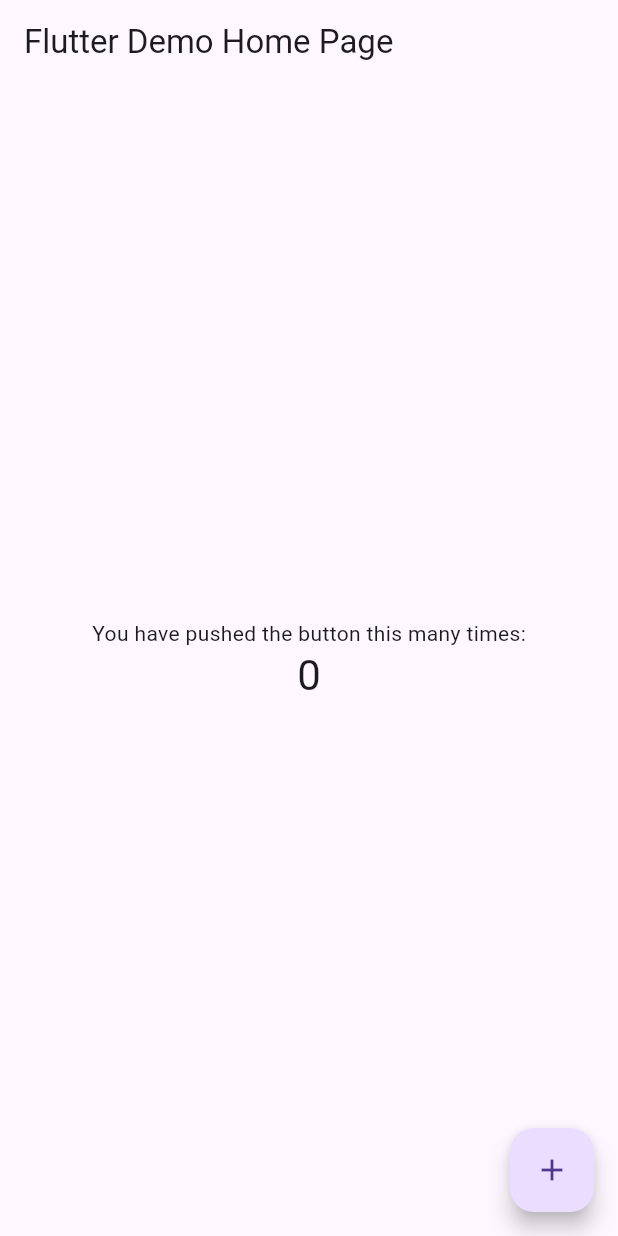
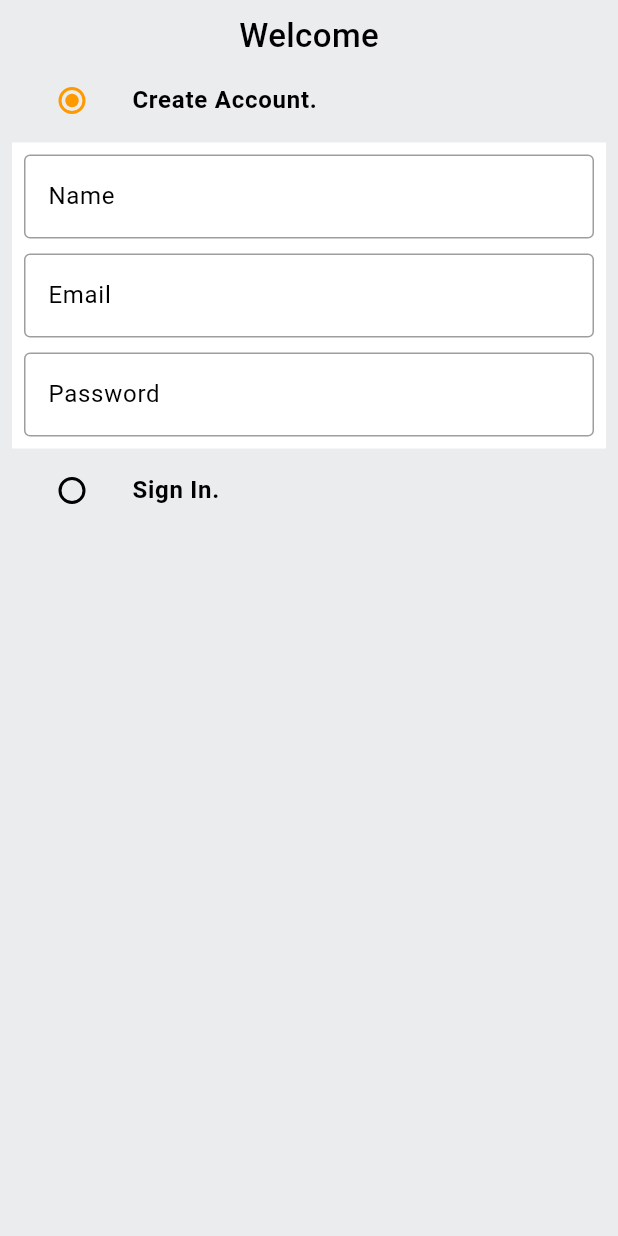
Before and after one commit to Karim-Adnan/amazon_clone, a Flutter app: the screen it shows after launch, on a phone screen of 412 x 824 dp. Run offline on Flutter 3.47's test engine with Material 3 defaults, Android fonts, the phone set to English and light mode, and no system bars.

Commit message:
auth screen - wip

```diff
--- /dev/null
+++ b/lib/common/widgets/custom_textfield.dart
@@ -0,0 +1,31 @@
+import 'package:flutter/material.dart';
+
+class CustomTextField extends StatelessWidget {
+  final TextEditingController controller;
+  final String hintText;
+
+  const CustomTextField({
+    super.key,
+    required this.controller,
+    required this.hintText,
+  });
+
+  @override
+  Widget build(BuildContext context) {
+    return TextFormField(
+      controller: controller,
+      decoration: InputDecoration(
+        border: const OutlineInputBorder(
+          borderSide: BorderSide(color: Colors.black38),
+        ),
+        enabledBorder: const OutlineInputBorder(
+          borderSide: BorderSide(color: Colors.black38),
+        ),
+        hintText: hintText,
+      ),
+      validator: (val) {
+        return;
+      },
+    );
+  }
+}
--- /dev/null
+++ b/lib/features/auth/screens/auth_screen,.dart
@@ -0,0 +1,123 @@
+import 'package:amazon_clone/common/widgets/custom_textfield.dart';
+import 'package:amazon_clone/global_variables.dart';
+import 'package:flutter/material.dart';
+
+class AuthScreen extends StatefulWidget {
+  static const String routeName = "/auth_screen";
+  const AuthScreen({Key? key}) : super(key: key);
+
+  @override
+  State<AuthScreen> createState() => _AuthScreenState();
+}
+
+class _AuthScreenState extends State<AuthScreen> {
+  AuthType _auth = AuthType.signup;
+
+  final _signUpFormKey = GlobalKey<FormState>();
+  final _signInFormKey = GlobalKey<FormState>();
+
+  final TextEditingController _nameController = TextEditingController();
+  final TextEditingController _passwordController = TextEditingController();
+  final TextEditingController _emailController = TextEditingController();
+
+  @override
+  Widget build(BuildContext context) {
+    return Scaffold(
+      body: SafeArea(
+        child: Padding(
+          padding: const EdgeInsets.all(8.0),
+          child: Column(
+            children: [
+              const Text(
+                "Welcome",
+                style: TextStyle(
+                  fontSize: 22,
+                  fontWeight: FontWeight.w500,
+                ),
+              ),
+              ListTile(
+                title: const Text(
+                  "Create Account.",
+                  style: TextStyle(
+                    fontWeight: FontWeight.bold,
+                  ),
+                ),
+                leading: Radio(
+                  value: AuthType.signup,
+                  groupValue: _auth,
+                  onChanged: (AuthType? type) {
+                    setState(() {
+                      _auth = type!;
+                    });
+                  },
+                  activeColor: GlobalVariables.secondaryColor,
+                ),
+              ),
+              if (_auth == AuthType.signup)
+                Container(
+                  padding:const EdgeInsets.all(8.0),
+                  color: GlobalVariables.backgroundColor,
+                  child: Form(
+                    key: _signUpFormKey,
+                    child: Column(
+                      children: [
+                        CustomTextField(
+                          controller: _nameController,
+                          hintText: "Name",
+                        ),
+                        const SizedBox(height: 10),
+                        CustomTextField(
+                          controller: _emailController,
+                          hintText: "Email",
+                        ),
+                        const SizedBox(height: 10),
+                        CustomTextField(
+                          controller: _passwordController,
+                          hintText: "Password",
+                        ),
+                      ],
+                    ),
+                  ),
+                ),
+              ListTile(
+                title: const Text(
+                  "Sign In.",
+                  style: TextStyle(
+                    fontWeight: FontWeight.bold,
+                  ),
+                ),
+                leading: Radio(
+                  value: AuthType.signin,
+                  groupValue: _auth,
+                  onChanged: (AuthType? type) {
+                    setState(() {
+                      _auth = type!;
+                    });
+                  },
+                  activeColor: GlobalVariables.secondaryColor,
+                ),
+              ),
+              if (_auth == AuthType.signin)
+                Form(
+                  key: _signInFormKey,
+                  child: Column(
+                    children: [
+                      CustomTextField(
+                        controller: _emailController,
+                        hintText: "Email",
+                      ),
+                      const SizedBox(height: 10),
+                      CustomTextField(
+                        controller: _passwordController,
+                        hintText: "Password",
+                      ),
+                    ],
+                  ),
+                ),
+            ],
+          ),
+        ),
+      ),
+    );
+  }
+}
--- /dev/null
+++ b/lib/global_variables.dart
@@ -0,0 +1,57 @@
+import 'package:flutter/material.dart';
+
+String uri = 'http://<yourip>:3000';
+
+class GlobalVariables {
+  // COLORS
+  static const appBarGradient = LinearGradient(
+    colors: [
+      Color.fromARGB(255, 29, 201, 192),
+      Color.fromARGB(255, 125, 221, 216),
+    ],
+    stops: [0.5, 1.0],
+  );
+
+  static const secondaryColor = Color.fromRGBO(255, 153, 0, 1);
+  static const backgroundColor = Colors.white;
+  static const Color greyBackgroundColor = Color(0xffebecee);
+  static var selectedNavBarColor = Colors.cyan[800]!;
+  static const unselectedNavBarColor = Colors.black87;
+
+  // STATIC IMAGES
+  static const List<String> carouselImages = [
+    'https://images-eu.ssl-images-amazon.com/images/G/31/img21/Wireless/WLA/TS/D37847648_Accessories_savingdays_Jan22_Cat_PC_1500.jpg',
+    'https://images-eu.ssl-images-amazon.com/images/G/31/img2021/Vday/bwl/English.jpg',
+    'https://images-eu.ssl-images-amazon.com/images/G/31/img22/Wireless/AdvantagePrime/BAU/14thJan/D37196025_IN_WL_AdvantageJustforPrime_Jan_Mob_ingress-banner_1242x450.jpg',
+    'https://images-na.ssl-images-amazon.com/images/G/31/Symbol/2020/00NEW/1242_450Banners/PL31_copy._CB432483346_.jpg',
+    'https://images-na.ssl-images-amazon.com/images/G/31/img21/shoes/September/SSW/pc-header._CB641971330_.jpg',
+  ];
+
+  static const List<Map<String, String>> categoryImages = [
+    {
+      'title': 'Mobiles',
+      'image': 'assets/images/mobiles.jpeg',
+    },
+    {
+      'title': 'Essentials',
+      'image': 'assets/images/essentials.jpeg',
+    },
+    {
+      'title': 'Appliances',
+      'image': 'assets/images/appliances.jpeg',
+    },
+    {
+      'title': 'Books',
+      'image': 'assets/images/books.jpeg',
+    },
+    {
+      'title': 'Fashion',
+      'image': 'assets/images/fashion.jpeg',
+    },
+  ];
+}
+
+enum AuthType {
+  signin,
+  signup,
+}
--- a/lib/main.dart
+++ b/lib/main.dart
@@ -1,3 +1,6 @@
+import 'package:amazon_clone/features/auth/screens/auth_screen,.dart';
+import 'package:amazon_clone/global_variables.dart';
+import 'package:amazon_clone/router.dart';
 import 'package:flutter/material.dart';
 
 void main() {
@@ -7,109 +10,26 @@ void main() {
 class MyApp extends StatelessWidget {
   const MyApp({super.key});
 
-  // This widget is the root of your application.
   @override
   Widget build(BuildContext context) {
     return MaterialApp(
-      title: 'Flutter Demo',
+      debugShowCheckedModeBanner: false,
+      title: 'Amazon Clone',
       theme: ThemeData(
-        // This is the theme of your application.
-        //
-        // Try running your application with "flutter run". You'll see the
-        // application has a blue toolbar. Then, without quitting the app, try
-        // changing the primarySwatch below to Colors.green and then invoke
-        // "hot reload" (press "r" in the console where you ran "flutter run",
-        // or simply save your changes to "hot reload" in a Flutter IDE).
-        // Notice that the counter didn't reset back to zero; the application
-        // is not restarted.
-        primarySwatch: Colors.blue,
+        scaffoldBackgroundColor: GlobalVariables.greyBackgroundColor,
+        colorScheme: const ColorScheme.light(
+          primary: GlobalVariables.secondaryColor,
+        ),
+        useMaterial3: true,
+        appBarTheme: const AppBarTheme(
+          elevation: 0,
+          iconTheme: IconThemeData(
+            color: Colors.black,
+          ),
+        ),
       ),
-      home: const MyHomePage(title: 'Flutter Demo Home Page'),
+      onGenerateRoute: (settings) => generateRoute(settings),
+      home: const AuthScreen(),
     );
   }
 }
-
-class MyHomePage extends StatefulWidget {
-  const MyHomePage({super.key, required this.title});
-
-  // This widget is the home page of your application. It is stateful, meaning
-  // that it has a State object (defined below) that contains fields that affect
-  // how it looks.
-
-  // This class is the configuration for the state. It holds the values (in this
-  // case the title) provided by the parent (in this case the App widget) and
-  // used by the build method of the State. Fields in a Widget subclass are
-  // always marked "final".
-
-  final String title;
-
-  @override
-  State<MyHomePage> createState() => _MyHomePageState();
-}
-
-class _MyHomePageState extends State<MyHomePage> {
-  int _counter = 0;
-
-  void _incrementCounter() {
-    setState(() {
-      // This call to setState tells the Flutter framework that something has
-      // changed in this State, which causes it to rerun the build method below
-      // so that the display can reflect the updated values. If we changed
-      // _counter without calling setState(), then the build method would not be
-      // called again, and so nothing would appear to happen.
-      _counter++;
-    });
-  }
-
-  @override
-  Widget build(BuildContext context) {
-    // This method is rerun every time setState is called, for instance as done
-    // by the _incrementCounter method above.
-    //
-    // The Flutter framework has been optimized to make rerunning build methods
-    // fast, so that you can just rebuild anything that needs updating rather
-    // than having to individually change instances of widgets.
-    return Scaffold(
-      appBar: AppBar(
-        // Here we take the value from the MyHomePage object that was created by
-        // the App.build method, and use it to set our appbar title.
-        title: Text(widget.title),
-      ),
-      body: Center(
-        // Center is a layout widget. It takes a single child and positions it
-        // in the middle of the parent.
-        child: Column(
-          // Column is also a layout widget. It takes a list of children and
-          // arranges them vertically. By default, it sizes itself to fit its
-          // children horizontally, and tries to be as tall as its parent.
-          //
-          // Invoke "debug painting" (press "p" in the console, choose the
-          // "Toggle Debug Paint" action from the Flutter Inspector in Android
-          // Studio, or the "Toggle Debug Paint" command in Visual Studio Code)
-          // to see the wireframe for each widget.
-          //
-          // Column has various properties to control how it sizes itself and
-          // how it positions its children. Here we use mainAxisAlignment to
-          // center the children vertically; the main axis here is the vertical
-          // axis because Columns are vertical (the cross axis would be
-          // horizontal).
-          mainAxisAlignment: MainAxisAlignment.center,
-          children: <Widget>[
-            const Text(
-              'You have pushed the button this many times:',
-            ),
-            Text(
-              '$_counter',
-              style: Theme.of(context).textTheme.headlineMedium,
-            ),
-          ],
-        ),
-      ),
-      floatingActionButton: FloatingActionButton(
-        onPressed: _incrementCounter,
-        tooltip: 'Increment',
-        child: const Icon(Icons.add),
-      ), // This trailing comma makes auto-formatting nicer for build methods.
-    );
-  }
-}
--- /dev/null
+++ b/lib/router.dart
@@ -0,0 +1,20 @@
+import 'package:amazon_clone/features/auth/screens/auth_screen,.dart';
+import 'package:flutter/material.dart';
+
+Route<dynamic> generateRoute(RouteSettings routeSettings) {
+  switch (routeSettings.name) {
+    case AuthScreen.routeName:
+      return MaterialPageRoute(
+        settings: routeSettings,
+        builder: (_) => const AuthScreen(),
+      );
+    default:
+      return MaterialPageRoute(
+        builder: (_) => const Scaffold(
+          body: Center(
+            child: Text("Page doesn't exiast!"),
+          ),
+        ),
+      );
+  }
+}
```
Also changed, not shown: pubspec.lock, 3 other files.
